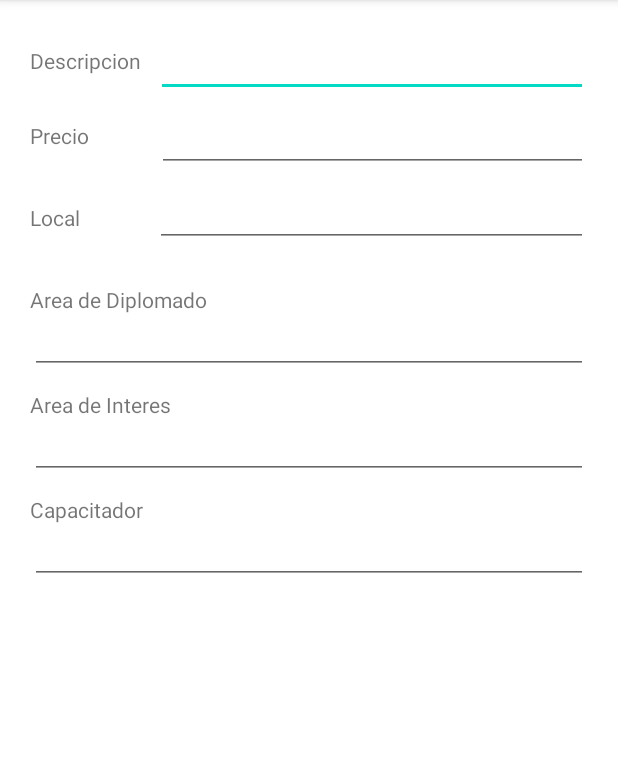
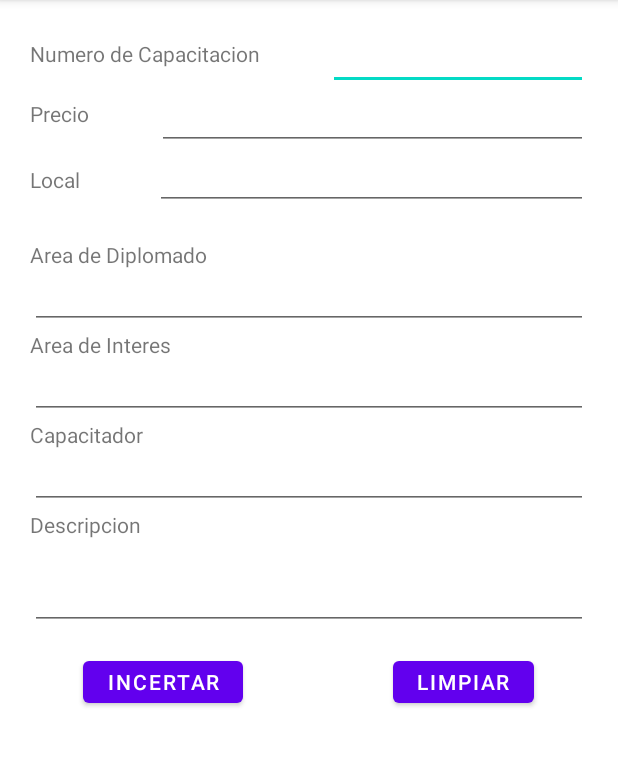
Before and after one commit to MigueGaldamez/Proyecto_PDM115_G10, an Android app: the CZ13016InsertarCapacitacion screen opened directly, with no data from a screen before it, on a phone screen of 412 x 824 dp, the part 84-851 px from its top. Run offline under Robolectric (Android 15) with nearby library versions, the phone set to English and light mode, and no system bars; libraries missing offline, so code that uses them is left out: java.security.acl.

Commit message:
Crud de inserción de la tabla capacitación.

```diff
--- a/app/src/main/java/com/example/proyecto_pdm_g10/ControlBDProyecto.java
+++ b/app/src/main/java/com/example/proyecto_pdm_g10/ControlBDProyecto.java
@@ -49,7 +49,7 @@ public class ControlBDProyecto {
                 db.execSQL("CREATE TABLE areaInteres(codigo VARCHAR(7) NOT NULL PRIMARY KEY,nombre VARCHAR(30),descripcion VARCHAR(100));");
                 db.execSQL("CREATE TABLE entidadCapacitadora(codigo VARCHAR(6) NOT NULL PRIMARY KEY,nombre VARCHAR(30),descripcion VARCHAR(100),telefono VARCHAR(20),correo VARCHAR(100));");
 
-                db.execSQL("CREATE TABLE capacitacion(idCapacitacion INTEGER NOT NULL PRIMARY KEY autoincrement,descripcion VARCHAR(100),precio REAL,idLocal INTEGER, idAreasDip INTEGER, idAreaIn INTEGER, idCapacitador INTEGER);");
+                db.execSQL("CREATE TABLE capacitacion(idCapacitacion INTEGER NOT NULL PRIMARY KEY,descripcion VARCHAR(100),precio REAL,idLocal INTEGER, idAreasDip INTEGER, idAreaIn INTEGER, idCapacitador INTEGER);");
 
 
                 db.execSQL("CREATE TABLE usuario(idUsuario CHAR(2) NOT NULL PRIMARY KEY,nomUsuario VARCHAR(30),clave CHAR(5));");
--- a/app/src/main/java/com/example/proyecto_pdm_g10/LoginActivity.java
+++ b/app/src/main/java/com/example/proyecto_pdm_g10/LoginActivity.java
@@ -18,7 +18,7 @@ public class LoginActivity extends Activity {
     @Override
     protected void onCreate(Bundle savedInstanceState) {
         super.onCreate(savedInstanceState);
-        setContentView(R.layout.activity_cz13016_insertar_capacitacion);
+        setContentView(R.layout.activity_login);
         BDhelper = new ControlBDProyecto(this);
         editUsuario = (EditText) findViewById(R.id.editUsuario);
         editClave = (EditText) findViewById(R.id.editClave);
--- a/app/src/main/java/com/example/proyecto_pdm_g10/cz13016_crud/CapacitacionCrud.java
+++ b/app/src/main/java/com/example/proyecto_pdm_g10/cz13016_crud/CapacitacionCrud.java
@@ -46,6 +46,7 @@ public class CapacitacionCrud {
 
        // db.execSQL("CREATE TABLE capacitacion(idCapacitacion INTEGER NOT NULL PRIMARY KEY autoincrement,descripcion VARCHAR(100),precio REAL,idLocal INTEGER, idAreasDip INTEGER, idAreaIn INTEGER, idCapacitador INTEGER);");
 
+        capaci.put("idCapacitacion",capacitacion.getIdCapacitacion());
         capaci.put("descripcion", capacitacion.getDescrip());
         capaci.put("precio", capacitacion.getPrecio());
         capaci.put("idLocal", capacitacion.getIdLocal());
--- a/app/src/main/res/layout/activity_cz13016_insertar_capacitacion.xml
+++ b/app/src/main/res/layout/activity_cz13016_insertar_capacitacion.xml
@@ -8,28 +8,31 @@
     android:orientation="vertical"
     tools:context=".cz13016_activities.CZ13016InsertarCapacitacion">
 
+
     <LinearLayout
         android:layout_width="match_parent"
-     android:layout_height="50dp"
+        android:layout_height="40dp"
         android:orientation="horizontal"
         android:gravity="center">
+
         <TextView
             android:layout_width="wrap_content"
             android:layout_height="28dp"
-         android:text="Descripcion"
-         android:layout_marginRight="10dp"/>
+            android:text="Numero de Capacitacion"
+            android:layout_marginRight="45dp"
+            />
 
         <EditText
-         android:id="@+id/idDescripcion"
+            android:id="@+id/idCapacitacion"
             android:layout_width="match_parent"
             android:layout_height="40dp"
-         android:inputType="text"
+            android:inputType="number"
             />
     </LinearLayout>
 
     <LinearLayout
         android:layout_width="match_parent"
-        android:layout_height="50dp"
+        android:layout_height="40dp"
         android:orientation="horizontal"
         android:gravity="center">
 
@@ -46,12 +49,11 @@
             android:layout_height="40dp"
             android:inputType="number"
            />
-
     </LinearLayout>
 
     <LinearLayout
         android:layout_width="match_parent"
-        android:layout_height="50dp"
+        android:layout_height="40dp"
         android:orientation="horizontal"
         android:gravity="center">
 
@@ -73,7 +75,7 @@
 
     <LinearLayout
         android:layout_width="match_parent"
-        android:layout_height="70dp"
+        android:layout_height="60dp"
         android:orientation="vertical"
         android:layout_marginTop="20dp">
 
@@ -94,7 +96,7 @@
 
     <LinearLayout
         android:layout_width="match_parent"
-        android:layout_height="70dp"
+        android:layout_height="60dp"
         android:orientation="vertical"
         >
 
@@ -115,7 +117,7 @@
 
     <LinearLayout
         android:layout_width="match_parent"
-        android:layout_height="70dp"
+        android:layout_height="60dp"
         android:orientation="vertical"
         >
 
@@ -134,11 +136,50 @@
 
     </LinearLayout>
 
+    <LinearLayout
+        android:layout_width="match_parent"
+        android:layout_height="80dp"
+        android:orientation="vertical"
+        >
+        <TextView
+            android:layout_width="wrap_content"
+            android:layout_height="28dp"
+            android:text="Descripcion"
+            android:layout_marginRight="10dp"/>
+
+        <EditText
+            android:id="@+id/idDescripcion"
+            android:layout_width="match_parent"
+            android:layout_height="match_parent"
+            android:inputType="text"
+            android:gravity="center"
+            />
+    </LinearLayout>
+
+    <LinearLayout
+        android:layout_width="match_parent"
+        android:layout_height="50dp"
+        android:orientation="horizontal"
+        android:layout_marginTop="10dp"
+        android:gravity="center"
+        >
+
+        <Button
+            android:layout_width="wrap_content"
+            android:layout_height="40dp"
+            android:text="Incertar"
+            android:layout_marginRight="100dp"
+            android:onClick="guardarCap"
+            />
+        <Button
+            android:layout_width="wrap_content"
+            android:layout_height="40dp"
+            android:text="Limpiar"
+            android:onClick="limpiarText"
+            />
 
 
-
-
-
+    </LinearLayout>
 
 
 
```
Also changed, not shown: app/src/main/java/com/example/proyecto_pdm_g10/MainActivity.java (+18 -7 lines), app/src/main/java/com/example/proyecto_pdm_g10/cz13016_activities/CZ13016InsertarCapacitacion.java (+30 -0 lines). Lines whose indentation alone changed are shown as unchanged.
